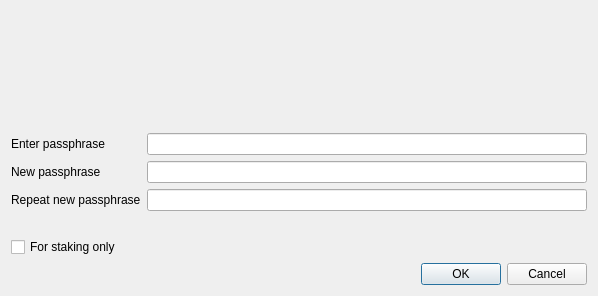
Above: src/qt/forms/askpassphrasedialog.ui from btcdream/ecoin before the change. Below: the same form after it.
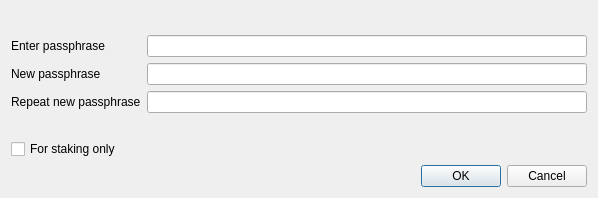
That is the form after the change.

Diff of the .ui file:
```diff
--- a/src/qt/forms/askpassphrasedialog.ui
+++ b/src/qt/forms/askpassphrasedialog.ui
@@ -7,7 +7,7 @@
     <x>0</x>
     <y>0</y>
     <width>598</width>
-    <height>296</height>
+    <height>198</height>
    </rect>
   </property>
   <property name="sizePolicy">
```
Left out of the diff: 6 changed lines with no effect on the pictures.
